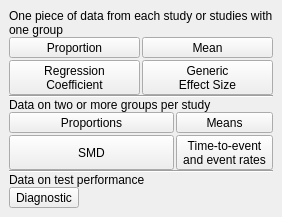
This is src/rc_metastudio/forms/data_type_page.ui in AliSalman-et-al/rc-metastudio as Qt 5 draws it before an edit. The edited form follows.
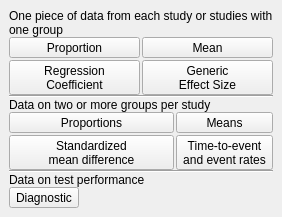
This is the edited form. Icons and pictures are not drawn.

```diff
--- a/src/rc_metastudio/forms/data_type_page.ui
+++ b/src/rc_metastudio/forms/data_type_page.ui
@@ -280,7 +280,8 @@
         </size>
        </property>
        <property name="text">
-        <string>SMD</string>
+        <string>Standardized
+mean difference</string>
        </property>
        <property name="icon">
         <iconset resource="../images/icons.qrc">
```
